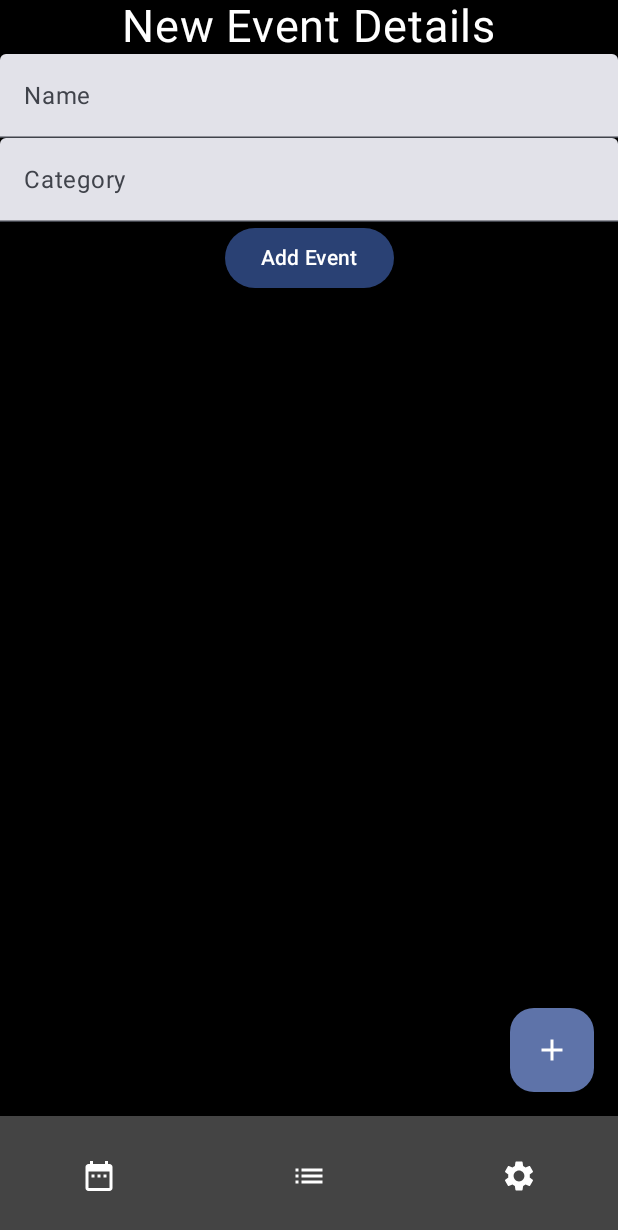
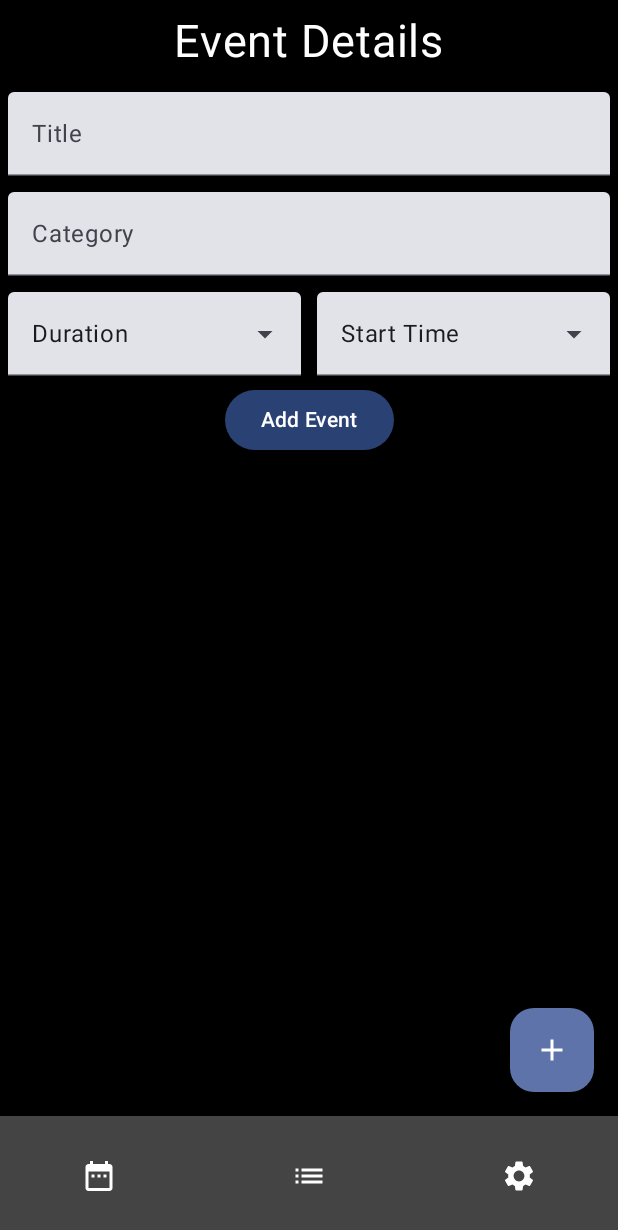
Before and after one commit to drewjhowells/AndroidApp_CategoricalCalendar, an Android app built with Jetpack Compose: the AddEventView screen opened through its navigation route, on a phone screen of 412 x 824 dp. Shown: the top 1230 px of the screen. Run offline under Robolectric (Android 15) with nearby library versions, the phone set to English and light mode, and no system bars; our stand-ins replace Room's generated code.

Commit message:
Finished AddEvent View and started the Agenda View

```diff
--- a/app/build.gradle.kts
+++ b/app/build.gradle.kts
@@ -10,7 +10,7 @@ android {
 
 	defaultConfig {
 		applicationId = "com.example.androidapp_categoricalcalendar"
-		minSdk = 24
+		minSdk = 26
 		targetSdk = 34
 		versionCode = 1
 		versionName = "1.0"
--- a/app/src/main/java/com/example/androidapp_categoricalcalendar/App.kt
+++ b/app/src/main/java/com/example/androidapp_categoricalcalendar/App.kt
@@ -23,6 +23,7 @@ import com.example.androidapp_categoricalcalendar.data.Database
 import com.example.androidapp_categoricalcalendar.nav.BottomNavItem
 import com.example.androidapp_categoricalcalendar.nav.BottomNavigationBar
 import com.example.androidapp_categoricalcalendar.nav.Navigation
+import com.example.androidapp_categoricalcalendar.nav.Screen
 import com.example.androidapp_categoricalcalendar.ui.theme.AndroidApp_CategoricalCalendarTheme
 
 class App : ComponentActivity() {
@@ -33,7 +34,7 @@ class App : ComponentActivity() {
 			applicationContext,
 			Database::class.java, "db"
 		).build()
-		val taskDao = db.eventDao()
+		val eventDao = db.eventDao()
 
 		setContent {
 			val navController = rememberNavController()
@@ -81,7 +82,7 @@ class App : ComponentActivity() {
 							.padding(paddingValues),
 						color = Color.Black
 					) {
-						Navigation(navController = navController)
+						Navigation(navController = navController, eventDao)
 					}
 				}
 
--- a/app/src/main/java/com/example/androidapp_categoricalcalendar/data/Database.kt
+++ b/app/src/main/java/com/example/androidapp_categoricalcalendar/data/Database.kt
@@ -11,6 +11,7 @@ import androidx.room.PrimaryKey
 import androidx.room.Query
 import androidx.room.RoomDatabase
 import androidx.room.Update
+import java.sql.Time
 
 //Database class using Task entities
 @Database(entities = [Event::class], version = 1)
@@ -24,12 +25,12 @@ interface EventDao {
 	//Define SQL functions to use by DAO object
 	@Query("SELECT * FROM event")
 	suspend fun getAll(): MutableList<Event>
-	@Query("SELECT * FROM event WHERE name = :name")
-	suspend fun getTaskByName(name: String): Event?
+	@Query("SELECT * FROM event WHERE title = :title")
+	suspend fun getTaskByName(title: String): Event?
 	@Insert
 	suspend fun insertAll(vararg events: Event)
 	@Update(entity = Event::class)
-	suspend fun updateEvent(task : Event)
+	suspend fun updateEvent(event : Event)
 	@Delete
 	suspend fun delete(event: Event)
 
@@ -45,8 +46,8 @@ interface EventDao {
 //Table definition for Task Entities
 @Entity
 data class Event(
-	@PrimaryKey val name: String,
+	@PrimaryKey val title: String,
 	@ColumnInfo(name = "category") val category: String,
 	@ColumnInfo(name = "duration") val duration: Int = 60,
-	@ColumnInfo(name = "startTime") val startTime: Long = System.currentTimeMillis()
+	@ColumnInfo(name = "startTime") val startTime: Int
 )
--- a/app/src/main/java/com/example/androidapp_categoricalcalendar/nav/Navigation.kt
+++ b/app/src/main/java/com/example/androidapp_categoricalcalendar/nav/Navigation.kt
@@ -21,25 +21,27 @@ import androidx.navigation.NavHostController
 import androidx.navigation.compose.NavHost
 import androidx.navigation.compose.composable
 import androidx.navigation.compose.currentBackStackEntryAsState
+import androidx.room.RoomDatabase
+import com.example.androidapp_categoricalcalendar.data.EventDao
 import com.example.androidapp_categoricalcalendar.views.AddEventView
 import com.example.androidapp_categoricalcalendar.views.AgendaView
 import com.example.androidapp_categoricalcalendar.views.CategoryView
 import com.example.androidapp_categoricalcalendar.views.WeekView
 
 @Composable
-fun Navigation(navController: NavHostController) {
-	NavHost(navController = navController, startDestination = Screen.WeekView.route) {
+fun Navigation(navController: NavHostController, eventDao: EventDao) {
+	NavHost(navController = navController, startDestination = Screen.AgendaView.route) {
 		composable(Screen.WeekView.route) {
 			WeekView(navController = navController)
 		}
 		composable(Screen.AgendaView.route) {
-			AgendaView(navController = navController)
+			AgendaView(navController = navController, eventDao)
 		}
 		composable(Screen.CategoryView.route) {
 			CategoryView(navController = navController)
 		}
 		composable(Screen.AddEventView.route) {
-			AddEventView(navController = navController)
+			AddEventView(navController = navController, eventDao)
 		}
 	}
 }
--- a/app/src/main/java/com/example/androidapp_categoricalcalendar/views/AddEventView.kt
+++ b/app/src/main/java/com/example/androidapp_categoricalcalendar/views/AddEventView.kt
@@ -1,9 +1,15 @@
 package com.example.androidapp_categoricalcalendar.views
 
 import androidx.compose.foundation.layout.Column
+import androidx.compose.foundation.layout.Row
 import androidx.compose.foundation.layout.fillMaxSize
 import androidx.compose.foundation.layout.fillMaxWidth
+import androidx.compose.foundation.layout.padding
 import androidx.compose.material3.Button
+import androidx.compose.material3.DropdownMenuItem
+import androidx.compose.material3.ExperimentalMaterial3Api
+import androidx.compose.material3.ExposedDropdownMenuBox
+import androidx.compose.material3.ExposedDropdownMenuDefaults
 import androidx.compose.material3.Text
 import androidx.compose.material3.TextField
 import androidx.compose.runtime.Composable
@@ -14,56 +20,173 @@ import androidx.compose.runtime.setValue
 import androidx.compose.ui.Alignment
 import androidx.compose.ui.Modifier
 import androidx.compose.ui.graphics.Color
-import androidx.compose.ui.tooling.preview.Preview
+import androidx.compose.ui.unit.dp
 import androidx.compose.ui.unit.sp
 import androidx.navigation.NavHostController
-import androidx.navigation.compose.rememberNavController
+import com.example.androidapp_categoricalcalendar.data.Event
+import com.example.androidapp_categoricalcalendar.data.EventDao
+import kotlinx.coroutines.runBlocking
+import java.sql.Time
 
-@Preview
+
+@OptIn(ExperimentalMaterial3Api::class)
 @Composable
-fun Preview() {
-	AddEventView(navController = rememberNavController())
-}
-
-@Composable
-fun AddEventView(navController: NavHostController) {
-	var eventDetail by remember {
+fun AddEventView(navController: NavHostController, eventDao: EventDao) {
+	var eventTitle by remember {
+		mutableStateOf("")
+	}
+	var eventCategory by remember {
 		mutableStateOf("")
 	}
 	Column (
 		modifier = Modifier.fillMaxSize()
 	){
 		Text(
-			text = "New Event Details",
+			text = "Event Details",
 			fontSize = 30.sp,
 			color = Color.White,
-			modifier = Modifier.align(Alignment.CenterHorizontally)
+			modifier = Modifier
+				.align(Alignment.CenterHorizontally)
+				.padding(10.dp)
 		)
 		TextField(
-			modifier = Modifier.fillMaxWidth(),
+			modifier = Modifier
+				.fillMaxWidth()
+				.padding(5.dp),
 			placeholder = {
-				Text(text = "Name")
+				Text(text = "Title")
 			},
-			value = eventDetail,
+			value = eventTitle,
 			onValueChange = {textEntered ->
-				eventDetail = textEntered
+				eventTitle = textEntered
 			}
 		)
 		TextField(
-			modifier = Modifier.fillMaxWidth(),
+			modifier = Modifier
+				.fillMaxWidth()
+				.padding(5.dp),
 			placeholder = {
 				Text(text = "Category")
 			},
-			value = eventDetail,
+			value = eventCategory,
 			onValueChange = {textEntered ->
-				eventDetail = textEntered
+				eventCategory = textEntered
 			}
 		)
+		var isDurationExpanded by remember {
+			mutableStateOf(false)
+		}
+		var isTimeExpanded by remember {
+			mutableStateOf(false)
+		}
+		var duration by remember {
+			mutableStateOf("Duration")
+		}
+		var startTime by remember {
+			mutableStateOf("Start Time")
+		}
+		Row {
+			ExposedDropdownMenuBox(
+				modifier = Modifier.padding(5.dp).weight(1f),
+				expanded = isDurationExpanded,
+				onExpandedChange =  { isDurationExpanded = it}
+			) {
+				TextField(
+					value = duration,
+					onValueChange = {},
+					readOnly = true,
+					trailingIcon = {
+						ExposedDropdownMenuDefaults.TrailingIcon(expanded = isDurationExpanded)
+					},
+					colors = ExposedDropdownMenuDefaults.textFieldColors(),
+					modifier = Modifier.menuAnchor()
+				)
+
+				ExposedDropdownMenu(
+					expanded = isDurationExpanded,
+					onDismissRequest = { isDurationExpanded = false}
+				) {
+					DropdownMenuItem(
+						text = {
+							Text(text = "15")
+						},
+						onClick = {
+							duration = "15"
+							isDurationExpanded = false
+						}
+					)
+					DropdownMenuItem(
+						text = {
+							Text(text = "30")
+						},
+						onClick = {
+							duration = "30"
+							isDurationExpanded = false
+						}
+					)
+					DropdownMenuItem(
+						text = {
+							Text(text = "45")
+						},
+						onClick = {
+							duration = "45"
+							isDurationExpanded = false
+						}
+					)
+					DropdownMenuItem(
+						text = {
+							Text(text = "60")
+						},
+						onClick = {
+							duration = "60"
+							isDurationExpanded = false
+						}
+					)
+				}
+			}
+			ExposedDropdownMenuBox(
+				modifier = Modifier.padding(5.dp).weight(1f),
+				expanded = isTimeExpanded,
+				onExpandedChange =  { isTimeExpanded = it}
+			) {
+				TextField(
+					value = startTime,
+					onValueChange = {},
+					readOnly = true,
+					trailingIcon = {
+						ExposedDropdownMenuDefaults.TrailingIcon(expanded = isTimeExpanded)
+					},
+					colors = ExposedDropdownMenuDefaults.textFieldColors(),
+					modifier = Modifier.menuAnchor()
+				)
+
+				ExposedDropdownMenu(
+					expanded = isTimeExpanded,
+					onDismissRequest = { isTimeExpanded = false}
+				) {
+					for (i in 1.. 24) {
+						DropdownMenuItem(
+							text = {
+								Text(text = i.toString())
+							},
+							onClick = {
+								startTime = i.toString()
+								isTimeExpanded = false
+							}
+						)
+					}
+				}
+			}
+		}
+
 		Button(
 			modifier = Modifier.align(Alignment.CenterHorizontally),
 			onClick = {
-			//Add Event to list & to db
-			navController.navigate("WeekView")
+				navController.navigate("AgendaView")
+				runBlocking {
+					val newEvent : Event = Event(title = eventTitle, category = eventCategory, duration = duration.toInt(), startTime = startTime.toInt())
+					eventDao.insertAll(newEvent)
+				}
 		}) {
 			Text(text = "Add Event")
 		}
--- a/app/src/main/java/com/example/androidapp_categoricalcalendar/views/AgendaView.kt
+++ b/app/src/main/java/com/example/androidapp_categoricalcalendar/views/AgendaView.kt
@@ -1,9 +1,42 @@
 package com.example.androidapp_categoricalcalendar.views
 
+import androidx.compose.foundation.layout.Box
+import androidx.compose.foundation.layout.fillMaxWidth
+import androidx.compose.foundation.layout.height
+import androidx.compose.foundation.layout.size
+import androidx.compose.foundation.lazy.LazyColumn
+import androidx.compose.foundation.lazy.items
+import androidx.compose.material3.Text
 import androidx.compose.runtime.Composable
+import androidx.compose.runtime.getValue
+import androidx.compose.runtime.mutableStateOf
+import androidx.compose.runtime.remember
+import androidx.compose.runtime.setValue
+import androidx.compose.ui.Modifier
+import androidx.compose.ui.unit.dp
 import androidx.navigation.NavHostController
+import com.example.androidapp_categoricalcalendar.data.Event
+import com.example.androidapp_categoricalcalendar.data.EventDao
+import kotlinx.coroutines.runBlocking
 
 @Composable
-fun AgendaView(navController: NavHostController) {
+fun AgendaView(navController: NavHostController, eventDao: EventDao) {
+    var events by remember {
+        mutableStateOf(listOf<Event>())
+    }
+    runBlocking {
+        events = eventDao.getAll()
+    }
 
+    LazyColumn {
+        items(events) {event ->
+            Box (
+                modifier = Modifier
+                    .fillMaxWidth()
+                    .height((50*(event.duration/15)).dp)
+            ){
+                Text(text = event.title)
+            }
+        }
+    }
 }
--- a/build.gradle.kts
+++ b/build.gradle.kts
@@ -1,6 +1,6 @@
 // Top-level build file where you can add configuration options common to all sub-projects/modules.
 plugins {
-	id("com.android.application") version "8.3.0" apply false
+	id("com.android.application") version "8.3.1" apply false
 	id("org.jetbrains.kotlin.android") version "1.9.0" apply false
 	id("com.google.devtools.ksp") version "1.9.21-1.0.15" apply false
 }
```
